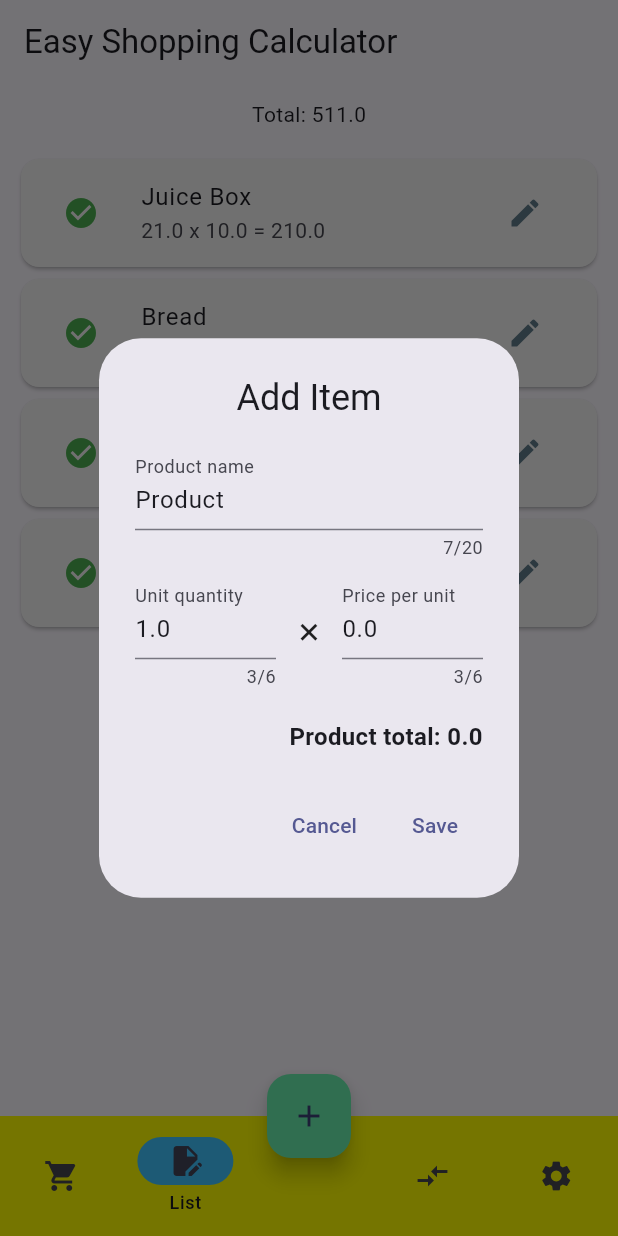
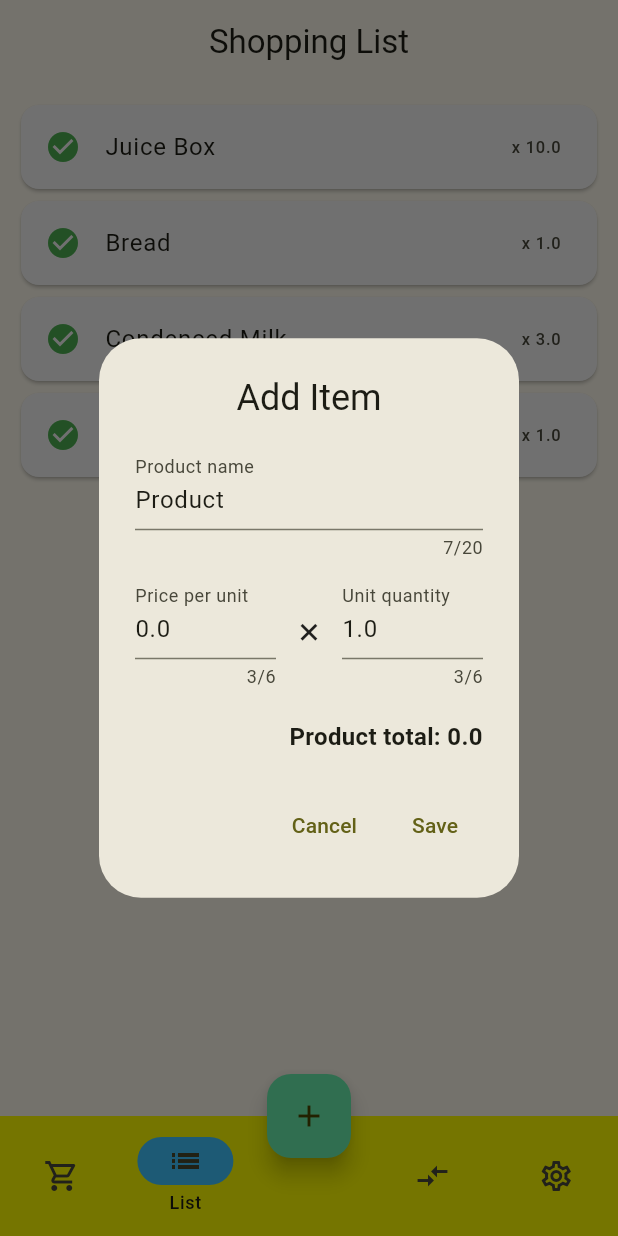
Before and after one commit to maxstirliz/es_calc, a Flutter app: the screen it shows after launch, item 2 of the bottom bar chosen, after a tap on the "add" icon, on a phone screen of 412 x 824 dp. Run offline on Flutter 3.47's test engine with Material 2 defaults, Android fonts, the phone set to English and light mode, and no system bars; our stand-ins replace flutter_riverpod.

Commit message:
Added navigation and shopping list display

```diff
--- a/lib/data/mock_data_source.dart
+++ b/lib/data/mock_data_source.dart
@@ -4,25 +4,25 @@ import 'package:es_calc/models/shopping_item.dart';
 class MockDataSource implements ShoppingListDataSource {
   List<ShoppingItem> shoppingList = [
     ShoppingItem(
-      title: 'Juice Box',
+      name: 'Juice Box',
       quantity: 10,
       price: 21,
       isBought: true,
     ),
     ShoppingItem(
-      title: 'Bread',
+      name: 'Bread',
       quantity: 1,
       price: 35,
       isBought: true,
     ),
     ShoppingItem(
-      title: 'Condenced Milk',
+      name: 'Condenced Milk',
       quantity: 3,
       price: 56,
       isBought: true,
     ),
     ShoppingItem(
-      title: 'Ice Cream',
+      name: 'Ice Cream',
       quantity: 1,
       price: 98,
       isBought: true,
@@ -44,7 +44,7 @@ class MockDataSource implements ShoppingListDataSource {
   Future<List<ShoppingItem>> updateItem(ShoppingItem item) async {
     final itemIndex = shoppingList.indexWhere((e) => e.id == item.id);
     if (itemIndex != -1) {
-      shoppingList[itemIndex].title = item.title;
+      shoppingList[itemIndex].name = item.name;
       shoppingList[itemIndex].price = item.price;
       shoppingList[itemIndex].quantity = item.quantity;
       shoppingList[itemIndex].isBought = item.isBought;
--- a/lib/main.dart
+++ b/lib/main.dart
@@ -1,4 +1,4 @@
-import 'package:es_calc/ui/screens/shopping_cart.dart';
+import 'package:es_calc/ui/screens/main_screen.dart';
 import 'package:flutter/material.dart';
 import 'package:flutter_riverpod/flutter_riverpod.dart';
 
@@ -13,11 +13,11 @@ class EasySoppingCalculator extends StatelessWidget {
   Widget build(BuildContext context) {
     return MaterialApp(
       theme: ThemeData(
-        colorSchemeSeed: const Color.fromARGB(255, 0, 0, 255),
+        colorSchemeSeed: const Color.fromARGB(255, 255, 250, 0),
         useMaterial3: true,
       ),
       title: 'ESCalc',
-      home: const ShoppingCartScreen(),
+      home: const MainScreen(),
     );
   }
 }
--- /dev/null
+++ b/lib/models/screen.dart
@@ -0,0 +1,11 @@
+import 'package:flutter/material.dart';
+
+class Screen {
+  Screen({
+    required this.screen,
+    required this.title,
+  });
+
+  final Widget screen;
+  final Widget title;
+}
--- a/lib/models/shopping_item.dart
+++ b/lib/models/shopping_item.dart
@@ -4,14 +4,14 @@ const uuid = Uuid();
 
 class ShoppingItem {
   ShoppingItem({
-    this.title = 'Product',
+    this.name = 'Product',
     this.price = 0.0,
     this.quantity = 1.0,
     this.isBought = true,
   }) : id = uuid.v4();
 
   String id;
-  String title;
+  String name;
   double price;
   double quantity;
   bool isBought;
@@ -22,7 +22,7 @@ class ShoppingItem {
 
   ShoppingItem copy() {
     return ShoppingItem(
-      title: title,
+      name: name,
       price: price,
       quantity: quantity,
       isBought: isBought,
@@ -30,7 +30,7 @@ class ShoppingItem {
   }
 
   void updateValues(ShoppingItem item) {
-    title = item.title;
+    name = item.name;
     price = item.price;
     quantity = item.quantity;
     isBought = item.isBought;
--- a/lib/ui/screens/compare_prices.dart
+++ b/lib/ui/screens/compare_prices.dart
@@ -0,0 +1,24 @@
+
+import 'package:flutter/material.dart';
+
+class CompareScreen extends StatefulWidget {
+  const CompareScreen({super.key});
+
+  @override
+  State<StatefulWidget> createState() {
+    return _CompareScreenState();
+  }
+}
+
+class _CompareScreenState extends State<CompareScreen> {
+
+  @override
+  Widget build(BuildContext context) {
+    return const Padding(
+      padding: EdgeInsets.all(10.0),
+      child: Center(
+        child: Text('Compare Prices screen'),
+      ),
+    );
+  }
+}
--- /dev/null
+++ b/lib/ui/screens/main_screen.dart
@@ -0,0 +1,99 @@
+import 'package:es_calc/models/screen.dart';
+import 'package:es_calc/models/shopping_item.dart';
+import 'package:es_calc/providers/shopping_list_provider.dart';
+import 'package:es_calc/ui/screens/compare_prices.dart';
+import 'package:es_calc/ui/screens/settings.dart';
+import 'package:es_calc/ui/screens/shopping_cart.dart';
+import 'package:es_calc/ui/screens/shopping_list.dart';
+import 'package:es_calc/ui/widgets/product_dialog.dart';
+import 'package:flutter/material.dart';
+import 'package:flutter_riverpod/flutter_riverpod.dart';
+
+class MainScreen extends ConsumerStatefulWidget {
+  const MainScreen({super.key});
+
+  @override
+  ConsumerState<MainScreen> createState() {
+    return _MainScreenState();
+  }
+}
+
+class _MainScreenState extends ConsumerState<MainScreen> {
+  int currentNavigationIndex = 0;
+
+  final List<Screen?> _screens = [
+    Screen(
+        screen: const ShoppingCartScreen(), title: const Text('Shopping Cart')),
+    Screen(
+        screen: const ShoppingListScreen(), title: const Text('Shopping List')),
+    null,
+    Screen(
+        screen: const CompareScreen(), title: const Text('Compare Prices')),
+    Screen(screen: const SettingsScreen(), title: const Text('Settings')),
+  ];
+
+  @override
+  Widget build(BuildContext context) {
+    final stateNotifier = ref.watch(shoppingListProvider.notifier);
+
+    return Scaffold(
+      appBar: AppBar(
+        title: _screens[currentNavigationIndex]!.title,
+        centerTitle: true,
+      ),
+      body: _screens[currentNavigationIndex]!.screen,
+      floatingActionButton:
+          currentNavigationIndex == 0 || currentNavigationIndex == 1
+              ? FloatingActionButton(
+                  backgroundColor: Colors.greenAccent,
+                  onPressed: () async {
+                    final updatedItem = await showDialog<ShoppingItem>(
+                        context: context,
+                        barrierDismissible: false,
+                        builder: (context) {
+                          return ProductDialog(
+                            item: ShoppingItem(),
+                            title: 'Add Item',
+                          );
+                        });
+                    if (updatedItem != null) {
+                      stateNotifier.addItem(updatedItem);
+                    }
+                  },
+                  child: const Icon(Icons.add),
+                )
+              : null,
+      floatingActionButtonLocation: FloatingActionButtonLocation.centerDocked,
+      bottomNavigationBar: NavigationBar(
+        labelBehavior: NavigationDestinationLabelBehavior.onlyShowSelected,
+        indicatorColor: Colors.lightBlueAccent,
+        selectedIndex: currentNavigationIndex,
+        backgroundColor: Colors.yellowAccent,
+        onDestinationSelected: (index) {
+          setState(() {
+            currentNavigationIndex = index;
+          });
+        },
+        destinations: const [
+          NavigationDestination(
+            icon: Icon(Icons.shopping_cart_outlined),
+            label: 'Cart',
+          ),
+          NavigationDestination(
+            icon: Icon(Icons.list_outlined),
+            label: 'List',
+          ),
+          SizedBox(),
+          NavigationDestination(
+            icon: Icon(Icons.compare_arrows_outlined),
+            label: 'Compare',
+          ),
+          NavigationDestination(
+            icon: Icon(Icons.settings_outlined),
+            label: 'Settings',
+          ),
+        ],
+      ),
+    );
+  }
+}
--- a/lib/ui/screens/settings.dart
+++ b/lib/ui/screens/settings.dart
@@ -0,0 +1,15 @@
+import 'package:flutter/cupertino.dart';
+
+class SettingsScreen extends StatelessWidget {
+  const SettingsScreen({super.key});
+
+  @override
+  Widget build(BuildContext context) {
+    return const Padding(
+      padding: EdgeInsets.all(10.0),
+      child: Center(
+        child: Text('Settings screen'),
+      ),
+    );
+  }
+}
--- a/lib/ui/screens/shopping_cart.dart
+++ b/lib/ui/screens/shopping_cart.dart
@@ -1,7 +1,5 @@
-import 'package:es_calc/models/shopping_item.dart';
 import 'package:es_calc/providers/shopping_list_provider.dart';
-import 'package:es_calc/ui/widgets/edit_item_dialog.dart';
-import 'package:es_calc/ui/widgets/item_card.dart';
+import 'package:es_calc/ui/widgets/product_card.dart';
 import 'package:es_calc/utils/shopping_calculator.dart';
 import 'package:flutter/material.dart';
 import 'package:flutter_riverpod/flutter_riverpod.dart';
@@ -28,11 +26,8 @@ class _ShoppingListScreenState extends ConsumerState<ShoppingCartScreen> {
   @override
   Widget build(BuildContext context) {
     final shoppingItems = ref.watch(shoppingListProvider);
-    final stateNotifier = ref.watch(shoppingListProvider.notifier);
 
-    return Scaffold(
-      appBar: AppBar(title: const Text('Easy Shopping Calculator')),
-      body: Padding(
+    return Padding(
       padding: const EdgeInsets.all(10),
       child: FutureBuilder(
           future: _itemsFuture,
@@ -50,63 +45,13 @@ class _ShoppingListScreenState extends ConsumerState<ShoppingCartScreen> {
                         child: ListView.builder(
                           itemCount: shoppingItems.length,
                           itemBuilder: (_, index) {
-                              return ItemCard(item: shoppingItems[index]);
+                            return ProductCard(item: shoppingItems[index]);
                           },
                         ),
                       ),
                     ],
                   );
           }),
-      ),
-      floatingActionButton: FloatingActionButton(
-        backgroundColor: Colors.greenAccent,
-        onPressed: () async {
-          final updatedItem = await showDialog<ShoppingItem>(
-              context: context,
-              barrierDismissible: false,
-              builder: (context) {
-                return ItemEditDialog(
-                  item: ShoppingItem(),
-                  title: 'Add Item',
-                );
-              });
-          if (updatedItem != null) {
-            stateNotifier.addItem(updatedItem);
-          }
-        },
-        child: const Icon(Icons.add),
-      ),
-      floatingActionButtonLocation: FloatingActionButtonLocation.centerDocked,
-      bottomNavigationBar: NavigationBar(
-        labelBehavior: NavigationDestinationLabelBehavior.onlyShowSelected,
-        indicatorColor: Colors.lightBlueAccent,
-        selectedIndex: currentNavigationIndex,
-        backgroundColor: Colors.yellowAccent,
-        onDestinationSelected: (index) {
-          setState(() {
-            currentNavigationIndex = index;
-          });
-        },
-        destinations: const [
-          NavigationDestination(
-            icon: Icon(Icons.shopping_cart),
-            label: 'Cart',
-          ),
-          NavigationDestination(
-            icon: Icon(Icons.edit_document),
-            label: 'List',
-          ),
-          SizedBox(),
-          NavigationDestination(
-            icon: Icon(Icons.compare_arrows),
-            label: 'Compare',
-          ),
-          NavigationDestination(
-            icon: Icon(Icons.settings),
-            label: 'Settings',
-          ),
-        ],
-      ),
     );
   }
 }
--- a/lib/ui/screens/shopping_list.dart
+++ b/lib/ui/screens/shopping_list.dart
@@ -0,0 +1,50 @@
+import 'package:es_calc/providers/shopping_list_provider.dart';
+import 'package:es_calc/ui/widgets/item_card.dart';
+import 'package:flutter/material.dart';
+import 'package:flutter_riverpod/flutter_riverpod.dart';
+
+
+class ShoppingListScreen extends ConsumerStatefulWidget {
+  const ShoppingListScreen({super.key});
+
+  @override
+  ConsumerState<ShoppingListScreen> createState() {
+    return _ShoppingListScreenState();
+  }
+}
+
+class _ShoppingListScreenState extends ConsumerState<ShoppingListScreen> {
+  late Future<void> _itemsFuture;
+
+  @override
+  void initState() {
+    _itemsFuture = ref.read(shoppingListProvider.notifier).loadItems();
+    super.initState();
+  }
+
+  @override
+  Widget build(BuildContext context) {
+    final shoppingItems = ref.watch(shoppingListProvider);
+
+    return Padding(
+      padding: const EdgeInsets.all(10.0),
+      child: FutureBuilder(
+        future: _itemsFuture,
+        builder: (context, snapshot) {
+          return snapshot.connectionState == ConnectionState.waiting
+              ? const Center(
+            child: CircularProgressIndicator(),
+          )
+              : Expanded(
+                child: ListView.builder(
+                  itemCount: shoppingItems.length,
+                  itemBuilder: (_, index) {
+                    return ItemCard(item: shoppingItems[index]);
+                  },
+                ),
+
+          );
+        }),
+    );
+  }
+}
--- a/lib/ui/widgets/item_card.dart
+++ b/lib/ui/widgets/item_card.dart
@@ -1,6 +1,5 @@
 import 'package:es_calc/models/shopping_item.dart';
 import 'package:es_calc/providers/shopping_list_provider.dart';
-import 'package:es_calc/ui/widgets/edit_item_dialog.dart';
 import 'package:flutter/material.dart';
 import 'package:flutter_riverpod/flutter_riverpod.dart';
 
@@ -16,11 +15,6 @@ class ItemCard extends ConsumerWidget {
   Widget build(BuildContext context, WidgetRef ref) {
     final stateNotifier = ref.watch(shoppingListProvider.notifier);
 
-    void toggleBoughtIcon(ShoppingItem item) {
-      item.isBought = !item.isBought;
-      stateNotifier.updateItem(item);
-    }
-
     return Dismissible(
       key: ValueKey(item.id),
       onDismissed: (direction) {
@@ -34,49 +28,17 @@ class ItemCard extends ConsumerWidget {
         ),
         color: Colors.grey[100],
         child: ListTile(
-          leading: IconButton(
-            onPressed: () => toggleBoughtIcon(item),
-            icon: AnimatedSwitcher(
-              duration: const Duration(milliseconds: 250),
-              child: item.isBought
-                  ? Container(
-                      key: const ValueKey('included'),
-                      child: const Icon(
+          leading: item.isBought
+              ? const Icon(
                   Icons.check_circle,
                   color: Colors.green,
-                      ),
                 )
-                  : Container(
-                      key: const ValueKey('not included'),
-                      child: const Icon(
+              : const Icon(
                   Icons.add,
                   color: Colors.red,
                 ),
-                    ),
-            ),
-          ),
-          trailing: IconButton(
-            icon: const Icon(
-              Icons.edit,
-              color: Colors.blueGrey,
-            ),
-            onPressed: () async {
-              final updatedItem = await showDialog<ShoppingItem>(
-                  context: context,
-                  barrierDismissible: false,
-                  builder: (context) {
-                    return ItemEditDialog(
-                      item: item,
-                      title: 'Edit Item',
-                    );
-                  });
-              if (updatedItem != null) {
-                stateNotifier.updateItem(updatedItem);
-              }
-            },
-          ),
-          title: Text(item.title),
-          subtitle: Text('${item.price} x ${item.quantity} = ${item.total}'),
+          title: Text(item.name),
+          trailing: Text('x ${item.quantity}'),
         ),
       ),
     );
--- /dev/null
+++ b/lib/ui/widgets/product_card.dart
@@ -0,0 +1,84 @@
+import 'package:es_calc/models/shopping_item.dart';
+import 'package:es_calc/providers/shopping_list_provider.dart';
+import 'package:es_calc/ui/widgets/product_dialog.dart';
+import 'package:flutter/material.dart';
+import 'package:flutter_riverpod/flutter_riverpod.dart';
+
+class ProductCard extends ConsumerWidget {
+  const ProductCard({
+    super.key,
+    required this.item,
+  });
+
+  final ShoppingItem item;
+
+  @override
+  Widget build(BuildContext context, WidgetRef ref) {
+    final stateNotifier = ref.watch(shoppingListProvider.notifier);
+
+    void toggleBoughtIcon(ShoppingItem item) {
+      item.isBought = !item.isBought;
+      stateNotifier.updateItem(item);
+    }
+
+    return Dismissible(
+      key: ValueKey(item.id),
+      onDismissed: (direction) {
+        stateNotifier.deleteItem(item.id);
+      },
+      child: Card(
+        elevation: 1,
+        margin: const EdgeInsets.symmetric(
+          vertical: 4,
+          horizontal: 4,
+        ),
+        color: Colors.grey[100],
+        child: ListTile(
+          leading: IconButton(
+            onPressed: () => toggleBoughtIcon(item),
+            icon: AnimatedSwitcher(
+              duration: const Duration(milliseconds: 250),
+              child: item.isBought
+                  ? Container(
+                      key: const ValueKey('included'),
+                      child: const Icon(
+                        Icons.check_circle,
+                        color: Colors.green,
+                      ),
+                    )
+                  : Container(
+                      key: const ValueKey('not included'),
+                      child: const Icon(
+                        Icons.add,
+                        color: Colors.red,
+                      ),
+                    ),
+            ),
+          ),
+          trailing: IconButton(
+            icon: const Icon(
+              Icons.edit,
+              color: Colors.blueGrey,
+            ),
+            onPressed: () async {
+              final updatedItem = await showDialog<ShoppingItem>(
+                  context: context,
+                  barrierDismissible: false,
+                  builder: (context) {
+                    return ProductDialog(
+                      item: item,
+                      title: 'Edit Item',
+                    );
+                  });
+              if (updatedItem != null) {
+                stateNotifier.updateItem(updatedItem);
+              }
+            },
+          ),
+          title: Text(item.name),
+          subtitle: Text('${item.price} x ${item.quantity} = ${item.total}'),
+        ),
+      ),
+    );
+  }
+}
--- a/lib/ui/widgets/edit_item_dialog.dart
+++ b/lib/ui/widgets/product_dialog.dart
@@ -3,8 +3,8 @@ import 'package:flutter/material.dart';
 import 'package:flutter/services.dart';
 import 'dart:math' as math;
 
-class ItemEditDialog extends StatefulWidget {
-  const ItemEditDialog({
+class ProductDialog extends StatefulWidget {
+  const ProductDialog({
     super.key,
     required this.item,
     required this.title,
@@ -14,12 +14,12 @@ class ItemEditDialog extends StatefulWidget {
   final String title;
 
   @override
-  State<StatefulWidget> createState() {
-    return _ItemEditDialogState();
+  State<ProductDialog> createState() {
+    return _ProductDialogState();
   }
 }
 
-class _ItemEditDialogState extends State<ItemEditDialog> {
+class _ProductDialogState extends State<ProductDialog> {
   final _formKey = GlobalKey<FormState>();
 
   late ShoppingItem editedItem;
@@ -45,7 +45,7 @@ class _ItemEditDialogState extends State<ItemEditDialog> {
     if (value == '' || value.trim() == '') {
       return 'Must contain at least one symbol';
     }
-    editedItem.title = value;
+    editedItem.name = value;
     return null;
   }
 
@@ -72,12 +72,12 @@ class _ItemEditDialogState extends State<ItemEditDialog> {
               maxLines: 1,
               maxLength: 20,
               decoration: const InputDecoration(labelText: 'Product name'),
-              initialValue: editedItem.title,
+              initialValue: editedItem.name,
               onChanged: (value) {
                 if (value == '' || value.trim() == '') {
                   return;
                 }
-                editedItem.title = value;
+                editedItem.name = value;
                 _updateTotalPrice();
               },
               validator: (value) => _validateTextInput(value!),
@@ -87,6 +87,34 @@ class _ItemEditDialogState extends State<ItemEditDialog> {
               mainAxisSize: MainAxisSize.min,
               crossAxisAlignment: CrossAxisAlignment.center,
               children: [
+                Expanded(
+                  child: TextFormField(
+                    maxLines: 1,
+                    maxLength: 6,
+                    onChanged: (value) {
+                      if (double.tryParse(value) == null) {
+                        return;
+                      }
+                      editedItem.price = double.parse(value);
+                      _updateTotalPrice();
+                    },
+                    decoration: const InputDecoration(
+                      labelText: 'Price per unit',
+                    ),
+                    validator: (value) => _validateNumberInput(value!),
+                    initialValue: editedItem.price.toString(),
+                    keyboardType: TextInputType.number,
+                    inputFormatters: [
+                      FilteringTextInputFormatter.deny(RegExp(r'[ -]')),
+                    ],
+                  ),
+                ),
+                const SizedBox(width: 10),
+                Transform.rotate(
+                  angle: math.pi / 4,
+                  child: const Icon(Icons.add),
+                ),
+                const SizedBox(width: 10),
                 Expanded(
                   child: TextFormField(
                     maxLines: 1,
@@ -109,41 +137,13 @@ class _ItemEditDialogState extends State<ItemEditDialog> {
                     ],
                   ),
                 ),
-                const SizedBox(width: 10),
-                Transform.rotate(
-                  angle: math.pi / 4,
-                  child: const Icon(Icons.add),
-                ),
-                const SizedBox(width: 10),
-                Expanded(
-                  child: TextFormField(
-                    maxLines: 1,
-                    maxLength: 6,
-                    onChanged: (value) {
-                      if (double.tryParse(value) == null) {
-                        return;
-                      }
-                      editedItem.price = double.parse(value);
-                      _updateTotalPrice();
-                    },
-                    decoration: const InputDecoration(
-                      labelText: 'Price per unit',
-                    ),
-                    validator: (value) => _validateNumberInput(value!),
-                    initialValue: editedItem.price.toString(),
-                    keyboardType: TextInputType.number,
-                    inputFormatters: [
-                      FilteringTextInputFormatter.deny(RegExp(r'[ -]')),
-                    ],
-                  ),
-                ),
               ],
             ),
             const SizedBox(height: 20),
             Align(
               alignment: Alignment.centerRight,
               child: Text(
-                '${editedItem.title} total: $total',
+                '${editedItem.name} total: $total',
                 textAlign: TextAlign.end,
                 style: const TextStyle(
                   fontWeight: FontWeight.bold,
```
Also changed, not shown: lib/ui/widgets/add_item_dialog.dart (added). Lines whose indentation alone changed are shown as unchanged.
